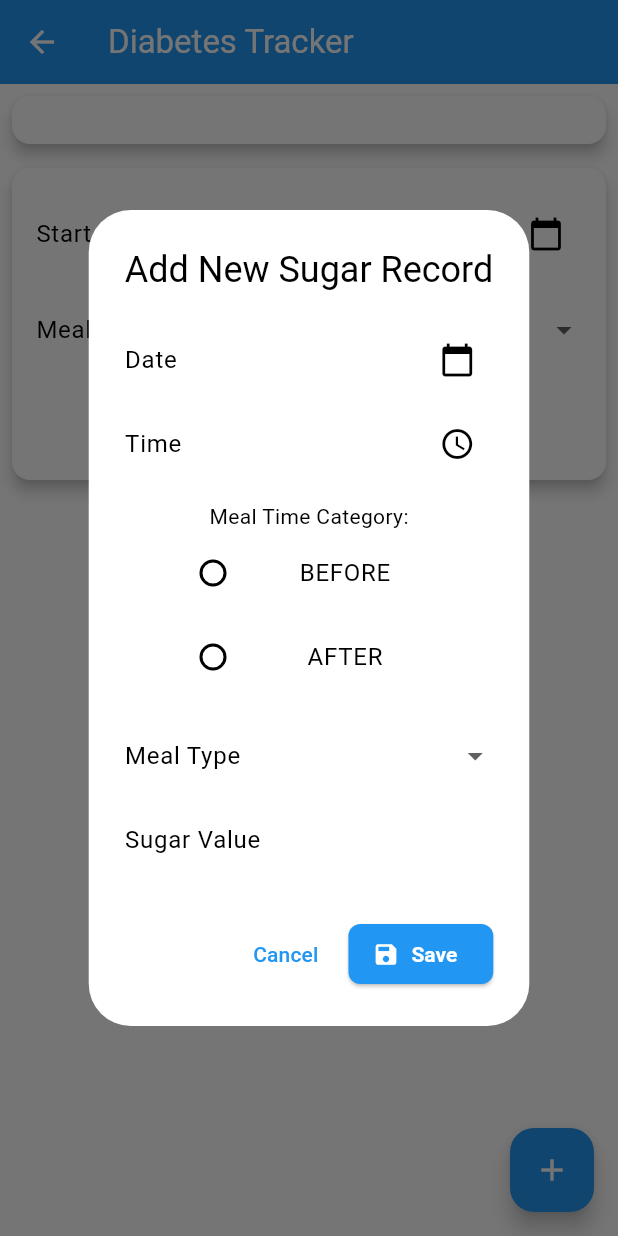
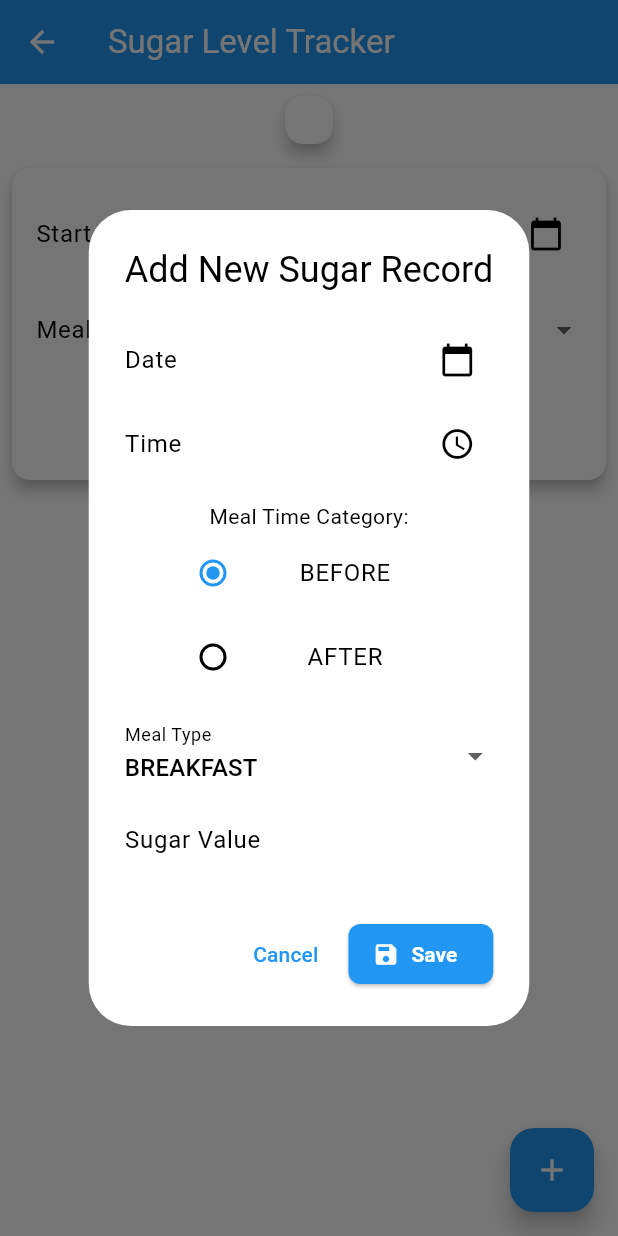
Before and after one commit to masteramuk/jagadiri, a Flutter app: the SugarDataScreen screen opened directly, after a tap on the "add" icon, on a phone screen of 412 x 824 dp. Run offline on Flutter 3.47's test engine with Material 3 defaults, Android fonts, the phone set to English and light mode, and no system bars; our stand-ins replace pdf, printing, sqflite, sqflite_common_ffi, sqflite_common_ffi_web; missing offline and left inert: excel; accounts and stored records are empty.

Commit message:
halfway implementing the screen for glucose - part 2

```diff
--- a/lib/screens/sugar_data_screen.dart
+++ b/lib/screens/sugar_data_screen.dart
@@ -200,13 +200,14 @@ class _SugarDataScreenState extends State<SugarDataScreen> {
   Widget build(BuildContext context) {
     return Scaffold(
       appBar: AppBar(
-        title: const Text('Diabetes Tracker'),
+        title: const Text('Sugar Level Tracker'),
       ),
       body: _isLoading
           ? const Center(child: CircularProgressIndicator())
           : Column(
               children: [
                 _buildSummaryAndLatestRecordCards(),
+                _buildLatestRecordCard(),
                 Expanded(
                   child: ConstrainedBox(
                     constraints: const BoxConstraints(maxHeight: 600), // Adjust as needed
@@ -239,12 +240,7 @@ class _SugarDataScreenState extends State<SugarDataScreen> {
       margin: const EdgeInsets.all(8.0),
       child: Padding(
         padding: const EdgeInsets.all(16.0),
-        child: Row(
-          children: [
-            Expanded(child: _buildSummaryCards()),
-            Expanded(child: _buildLatestRecordCard()),
-          ],
-        ),
+        child: _buildSummaryCards(),
       ),
     );
   }
@@ -300,14 +296,32 @@ class _SugarDataScreenState extends State<SugarDataScreen> {
               },
             ),
             const SizedBox(height: 8),
-            ElevatedButton(
-              onPressed: _filterSugarRecords,
-              child: const Text('Search'),
+            Row(
+              mainAxisAlignment: MainAxisAlignment.spaceEvenly,
+              children: [
+                ElevatedButton(
+                  onPressed: _filterSugarRecords,
+                  child: const Text('Search'),
+                ),
+                ElevatedButton(
+                  onPressed: _resetSearch,
+                  child: const Text('Reset'),
+                ),
+              ],
             ),
           ],
         ),
       ),
     );
+  }
+
+  void _resetSearch() {
+    setState(() {
+      _searchStartDateController.clear();
+      _searchEndDateController.clear();
+      _searchMealType = null;
+      _filterSugarRecords();
+    });
   }
 
   Future<void> _selectSearchDate(BuildContext context, TextEditingController controller) async {
@@ -354,29 +368,85 @@ class _SugarDataScreenState extends State<SugarDataScreen> {
     );
   }
 
+  String _capitalizeWords(String text) {
+    return text.split(' ').map((word) {
+      if (word.isEmpty) return '';
+      return word[0].toUpperCase() + word.substring(1).toLowerCase();
+    }).join(' ');
+  }
+
   Widget _buildLatestRecordCard() {
-    if (_filteredSugarRecords.isEmpty) {
+    if (_sugarRecords.isEmpty) {
       return const SizedBox.shrink();
     }
 
-    IconData trendIcon = Icons.trending_flat;
-    if (_filteredSugarRecords.length > 1) {
-      final latestRecord = _filteredSugarRecords.first;
-      final previousRecord = _filteredSugarRecords[1];
-      if (latestRecord.value > previousRecord.value) {
-        trendIcon = Icons.trending_up;
-      } else if (latestRecord.value < previousRecord.value) {
-        trendIcon = Icons.trending_down;
-      }
+    final latestRecord = _sugarRecords.first;
+    final dateTime = latestRecord.date.add(Duration(hours: latestRecord.time.hour, minutes: latestRecord.time.minute));
+    final formattedDate = DateFormat('dd-MMM-yyyy hh:mm a').format(dateTime);
+
+    final mealTypeString = latestRecord.mealType.name.split(RegExp(r'(?=[A-Z])')).join(' ');
+    final subtitle = _capitalizeWords('${latestRecord.mealTimeCategory.name} $mealTypeString');
+
+    final trendIcon = _getTrendIcon(latestRecord);
+    final statusIcon = _getStatusIcon(latestRecord.status);
+    final unit = _currentUnit == 'Metric' ? 'mmol/L' : 'mg/dL';
+
+    return Card(
+      margin: const EdgeInsets.all(8.0),
+      child: Padding(
+        padding: const EdgeInsets.all(16.0),
+        child: Row(
+          children: [
+            Expanded(
+              child: Column(
+                crossAxisAlignment: CrossAxisAlignment.start,
+                children: [
+                  Text(formattedDate, style: Theme.of(context).textTheme.titleLarge),
+                  const SizedBox(height: 8),
+                  Text(subtitle, style: Theme.of(context).textTheme.titleMedium),
+                  const SizedBox(height: 8),
+                  Text('${latestRecord.value.toStringAsFixed(1)} $unit', style: Theme.of(context).textTheme.headlineSmall),
+                ],
+              ),
+            ),
+            Column(
+              children: [
+                statusIcon,
+                const SizedBox(height: 8),
+                trendIcon,
+              ],
+            ),
+          ],
+        ),
+      ),
+    );
+  }
+
+  Icon _getStatusIcon(SugarStatus status) {
+    switch (status) {
+      case SugarStatus.good:
+        return const Icon(Icons.thumb_up, color: Colors.green, size: 40);
+      case SugarStatus.normal:
+        return const Icon(Icons.thumb_up_alt_outlined, color: Colors.blue, size: 40);
+      case SugarStatus.bad:
+        return const Icon(Icons.thumb_down, color: Colors.red, size: 40);
+    }
+  }
+
+  Icon _getTrendIcon(SugarRecord latestRecord) {
+    final relevantRecords = _sugarRecords.where((record) => record.mealType == latestRecord.mealType).toList();
+    if (relevantRecords.length < 2) {
+      return const Icon(Icons.trending_flat, size: 40);
     }
 
-    return Column(
-      mainAxisAlignment: MainAxisAlignment.center,
-      children: [
-        const Text('Trend'),
-        Icon(trendIcon, size: 40),
-      ],
-    );
+    final previousRecord = relevantRecords[1];
+    if (latestRecord.value > previousRecord.value) {
+      return const Icon(Icons.trending_up, color: Colors.red, size: 40);
+    } else if (latestRecord.value < previousRecord.value) {
+      return const Icon(Icons.trending_down, color: Colors.green, size: 40);
+    } else {
+      return const Icon(Icons.trending_flat, size: 40);
+    }
   }
 
   Widget _buildSugarEntryRow(String label, double value, String unit) {
@@ -412,8 +482,8 @@ class _SugarDataScreenState extends State<SugarDataScreen> {
       _sugarValueController.text = record.value.toString();
     }
 
-    MealTimeCategory? selectedMealTimeCategory = record?.mealTimeCategory;
-    MealType? selectedMealType = record?.mealType;
+    MealTimeCategory? selectedMealTimeCategory = record?.mealTimeCategory ?? MealTimeCategory.before;
+    MealType? selectedMealType = record?.mealType ?? MealType.breakfast;
 
     showDialog(
       context: context,
```
